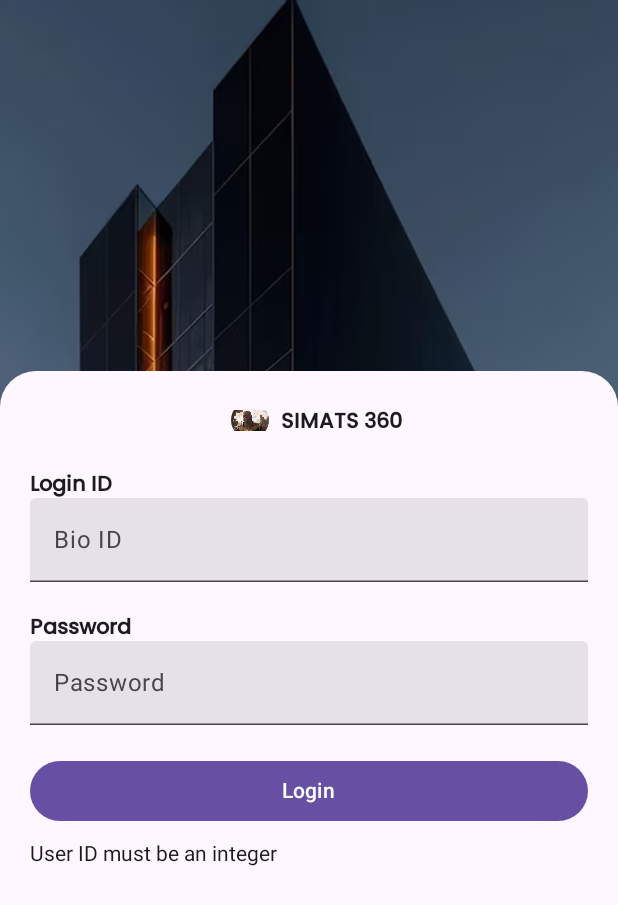
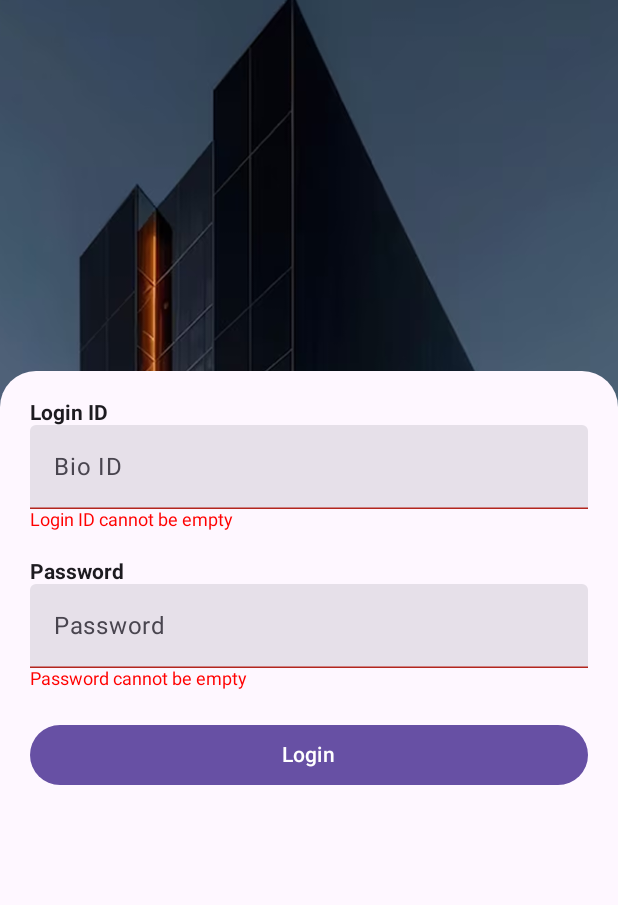
Before and after one commit to veeramaniamk/Jetpack-Compose, an Android app built with Jetpack Compose: the screen it shows after launch (MainActivity), after a tap on "Login", on a phone screen of 412 x 824 dp. Shown: the top 905 px of the screen. Run offline under Robolectric (Android 15) with nearby library versions, the phone set to English and light mode, and no system bars.

```diff
--- a/app/src/main/java/com/veera/jetpackcompose/MainActivity.kt
+++ b/app/src/main/java/com/veera/jetpackcompose/MainActivity.kt
@@ -8,7 +8,6 @@ import androidx.core.splashscreen.SplashScreen.Companion.installSplashScreen
 import androidx.navigation.compose.rememberNavController
 import com.veera.jetpackcompose.presentation.feature.home.Login
 import com.veera.jetpackcompose.presentation.navigation.AppNavGraph
-import com.veera.jetpackcompose.presentation.viewmodel.LoginViewModel
 
 class MainActivity: ComponentActivity() {
 
@@ -20,11 +19,11 @@ class MainActivity: ComponentActivity() {
 
         enableEdgeToEdge()
 
-        val vm = LoginViewModel()
+//        val vm = LoginViewModel()
 
         setContent {
             val navController = rememberNavController()
-            AppNavGraph(navController, vm)
+            AppNavGraph(navController, /*vm*/)
         }
 
     }
--- a/app/src/main/java/com/veera/jetpackcompose/presentation/feature/home/LoginScreen.kt
+++ b/app/src/main/java/com/veera/jetpackcompose/presentation/feature/home/LoginScreen.kt
@@ -48,25 +48,24 @@ import androidx.compose.ui.text.input.KeyboardType
 import androidx.compose.ui.text.style.TextAlign
 import androidx.compose.ui.tooling.preview.Preview
 import androidx.compose.ui.unit.dp
+import androidx.compose.ui.unit.sp
 import androidx.navigation.NavController
 import com.veera.jetpackcompose.R
-import com.veera.jetpackcompose.presentation.viewmodel.LoginViewModel
 
 @Composable
-fun Login(modifier: Modifier = Modifier, navController: NavController, viewModel: LoginViewModel) {
+fun Login(modifier: Modifier = Modifier, navController: NavController) {
 
-    var userId by remember { mutableStateOf("") }
+    // Input states
+    var loginId by remember { mutableStateOf("") }
     var password by remember { mutableStateOf("") }
 
-    val message by viewModel.loginState.collectAsState()
-    val loading by viewModel.isLoading.collectAsState()
-    val success by viewModel.loginSuccess.collectAsState()
-
-    LaunchedEffect(success) {
-        if (success) navController.navigate("home")
-    }
+    // Error states
+    var loginIdError by remember { mutableStateOf<String?>(null) }
+    var passwordError by remember { mutableStateOf<String?>(null) }
 
     Box(modifier = modifier.fillMaxSize(), contentAlignment = Alignment.Center) {
+
+        // Background Image
         Image(
             painter = painterResource(id = R.drawable.ic_login_bg),
             contentDescription = "Page Background",
@@ -74,115 +73,99 @@ fun Login(modifier: Modifier = Modifier, navController: NavController, viewModel
             contentScale = ContentScale.Crop
         )
 
-        // White panel covering bottom half with top rounded corners
         Surface(
             modifier = modifier
                 .fillMaxWidth()
-                .fillMaxHeight(0.7f) // half of the screen height
+                .fillMaxHeight(0.7f)
                 .align(Alignment.BottomCenter)
                 .clip(RoundedCornerShape(topStart = 24.dp, topEnd = 24.dp)),
-            color = MaterialTheme.colorScheme.surface // usually white in light theme
+            color = MaterialTheme.colorScheme.surface
         ) {
-            // Content inside the white panel – scrollable if needed
+
             Column(
                 modifier = Modifier
                     .fillMaxSize()
                     .padding(20.dp)
                     .verticalScroll(rememberScrollState()),
             ) {
-                val popies = FontFamily(
-                    Font(R.font.poppins_medium, FontWeight.Normal),
-                    Font(R.font.poppins_medium, FontWeight.Normal)
-                )
 
-                Row(
-                    verticalAlignment  = Alignment.CenterVertically,
-                    modifier = modifier
-                        .align(Alignment.CenterHorizontally)
-                        .padding(10.dp, 0.dp, 0.dp, 0.dp)
-                ) {
-                    Image(
-                        contentDescription = "App Icon",
-                        painter = painterResource(id = R.drawable.thanos_img),
-                        modifier = Modifier.size(25.dp).clip(
-                            CircleShape
-                        ),
-                    )
-                    Text(
-                        text = "SIMATS 360",
-                        fontFamily = popies,
-                        textAlign = TextAlign.Center,
-                        modifier = Modifier.wrapContentSize()
-                            .padding(
-                                8.dp,
-                                0.dp,
-                                0.dp,
-                                0.dp
-                            ),
-                        fontWeight = FontWeight.Bold,
-                    )
-
-                }
-
-                Spacer(modifier = modifier.height(20.dp))
-
-                Column(horizontalAlignment = Alignment.CenterHorizontally) {
-                    Text(
-                        text = "Login ID",
-                        fontFamily = popies,
-                        textAlign = TextAlign.Start,
-                        modifier = Modifier.wrapContentSize()
-                            .align(Alignment.Start),
-                                fontWeight = FontWeight.Bold,
-                    )
-
-                    var text by remember { mutableStateOf("") }
+                // --- Login ID ---
+                Text("Login ID", fontWeight = FontWeight.Bold)
 
                 TextField(
-                        value = text,
-                        onValueChange = { text = it },
+                    value = loginId,
+                    onValueChange = {
+                        loginId = it
+                        loginIdError = null   // reset error on typing
+                    },
                     singleLine = true,
-                        modifier = modifier.fillMaxWidth(),
+                    isError = loginIdError != null,
+                    modifier = Modifier.fillMaxWidth(),
                     keyboardOptions = KeyboardOptions(keyboardType = KeyboardType.Number),
                     placeholder = { Text("Bio ID") }
                 )
 
-                    Spacer(modifier = modifier.height(20.dp))
+                // Show error text
+                if (loginIdError != null) {
+                    Text(
+                        text = loginIdError!!,
+                        color = Color.Red,
+                        fontSize = 12.sp
+                    )
+                }
 
-                    Text(
-                        text = "Password",
-                        fontFamily = popies,
-                        textAlign = TextAlign.Start,
-                        modifier = Modifier.wrapContentSize()
-                            .align(Alignment.Start),
-                        fontWeight = FontWeight.Bold,
-                    )
+                Spacer(modifier = Modifier.height(20.dp))
 
-                    var password by remember { mutableStateOf("") }
+                // --- Password ---
+                Text("Password", fontWeight = FontWeight.Bold)
 
                 TextField(
                     value = password,
-                        onValueChange = { password = it },
+                    onValueChange = {
+                        password = it
+                        passwordError = null
+                    },
                     singleLine = true,
-                        modifier = modifier.fillMaxWidth(),
+                    isError = passwordError != null,
+                    modifier = Modifier.fillMaxWidth(),
                     placeholder = { Text("Password") },
-                        keyboardOptions = KeyboardOptions(keyboardType = KeyboardType.Password),
+                    keyboardOptions = KeyboardOptions(keyboardType = KeyboardType.Password)
+                )
+
+                // Show error text
+                if (passwordError != null) {
+                    Text(
+                        text = passwordError!!,
+                        color = Color.Red,
+                        fontSize = 12.sp
                     )
                 }
 
-                Spacer(modifier = modifier.height(20.dp))
+                Spacer(modifier = Modifier.height(20.dp))
 
+                // --- Login Button ---
                 Button(
-                    onClick = { viewModel.validateAndLogin(userId, password) },
-                    enabled = !loading,
+                    onClick = {
+                        // Validate
+                        var valid = true
+
+                        if (loginId.isBlank()) {
+                            loginIdError = "Login ID cannot be empty"
+                            valid = false
+                        }
+
+                        if (password.isBlank()) {
+                            passwordError = "Password cannot be empty"
+                            valid = false
+                        }
+
+                        if (valid) {
+                            // TODO: Call API or Navigate
+                        }
+                    },
                     modifier = Modifier.fillMaxWidth()
                 ) {
-                    Text(if (loading) "Loading..." else "Login")
-                }
-
-                if (message.isNotEmpty()) {
-                    Spacer(Modifier.height(10.dp))
-                    Text(message)
+                    Text("Login")
                 }
             }
         }
--- a/app/src/main/java/com/veera/jetpackcompose/presentation/navigation/NavController.kt
+++ b/app/src/main/java/com/veera/jetpackcompose/presentation/navigation/NavController.kt
@@ -8,10 +8,9 @@ import androidx.navigation.compose.composable
 import com.veera.jetpackcompose.presentation.feature.home.HomePage
 import com.veera.jetpackcompose.presentation.feature.home.Login
 import com.veera.jetpackcompose.presentation.feature.home.SplashScreen
-import com.veera.jetpackcompose.presentation.viewmodel.LoginViewModel
 
 @Composable
-fun AppNavGraph(navController: NavHostController, loginViewModel: LoginViewModel) {
+fun AppNavGraph(navController: NavHostController, /*loginViewModel: LoginViewModel*/) {
 
     NavHost(
         navController = navController,
@@ -23,7 +22,7 @@ fun AppNavGraph(navController: NavHostController, loginViewModel: LoginViewModel
         }
 
         composable("login") {
-            Login(navController = navController, viewModel = loginViewModel)
+            Login(navController = navController, /*viewModel = loginViewModel*/)
         }
 
         composable("home") {
--- a/app/src/main/java/com/veera/jetpackcompose/presentation/viewmodel/LoginViewModel.kt
+++ /dev/null
@@ -1,42 +0,0 @@
-package com.veera.jetpackcompose.presentation.viewmodel
-
-import androidx.lifecycle.ViewModel
-import androidx.lifecycle.viewModelScope
-import com.veera.jetpackcompose.client.ApiClient
-import kotlinx.coroutines.flow.MutableStateFlow
-import kotlinx.coroutines.launch
-
-class LoginViewModel : ViewModel() {
-
-    private val repository = ApiClient.api
-
-    var loginState = MutableStateFlow("")
-    var isLoading = MutableStateFlow(false)
-    var loginSuccess = MutableStateFlow(false)
-
-    fun validateAndLogin(userId: String, password: String) {
-        // Validate
-        val id = userId.toIntOrNull()
-        if (id == null) {
-            loginState.value = "User ID must be an integer"
-            return
-        }
-        if (password.isEmpty() || password.isBlank()) {
-            loginState.value = "Password cannot be empty"
-            return
-        }
-
-        // API call
-        viewModelScope.launch {
-            isLoading.value = true
-            try {
-                val response = repository.login(id, password)
-                loginState.value = response["message"].toString()
-                loginSuccess.value = true
-            } catch (e: Exception) {
-                loginState.value = "Error: ${e.message}"
-            }
-            isLoading.value = false
-        }
-    }
-}
```
Lines whose indentation alone changed are shown as unchanged.
